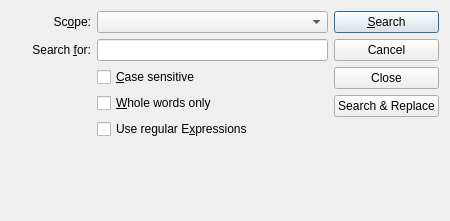
Before: the Qt Designer form src/plugins/find/finddialog.ui in qt-creator/qt-creator, drawn with Qt 5.
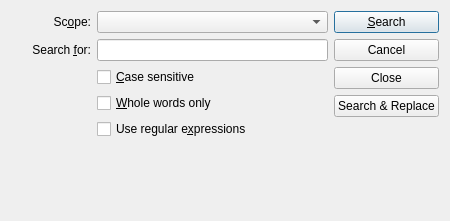
After: the same form once the commit is applied.

Commit message: UI text - Fix capitalization

Patch:
```diff
--- a/src/plugins/find/finddialog.ui
+++ b/src/plugins/find/finddialog.ui
@@ -122,7 +122,7 @@
         <item>
          <widget class="QCheckBox" name="regExp">
           <property name="text">
-           <string>Use regular E&amp;xpressions</string>
+           <string>Use regular e&amp;xpressions</string>
           </property>
          </widget>
         </item>
```
The commit also changes 7 other files.
